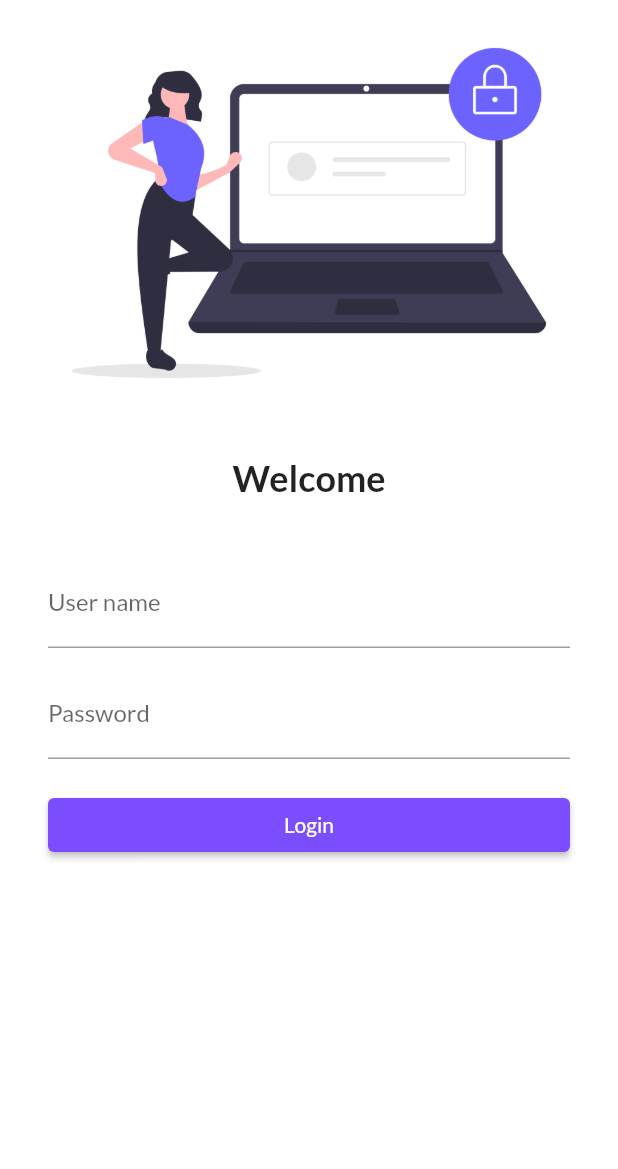
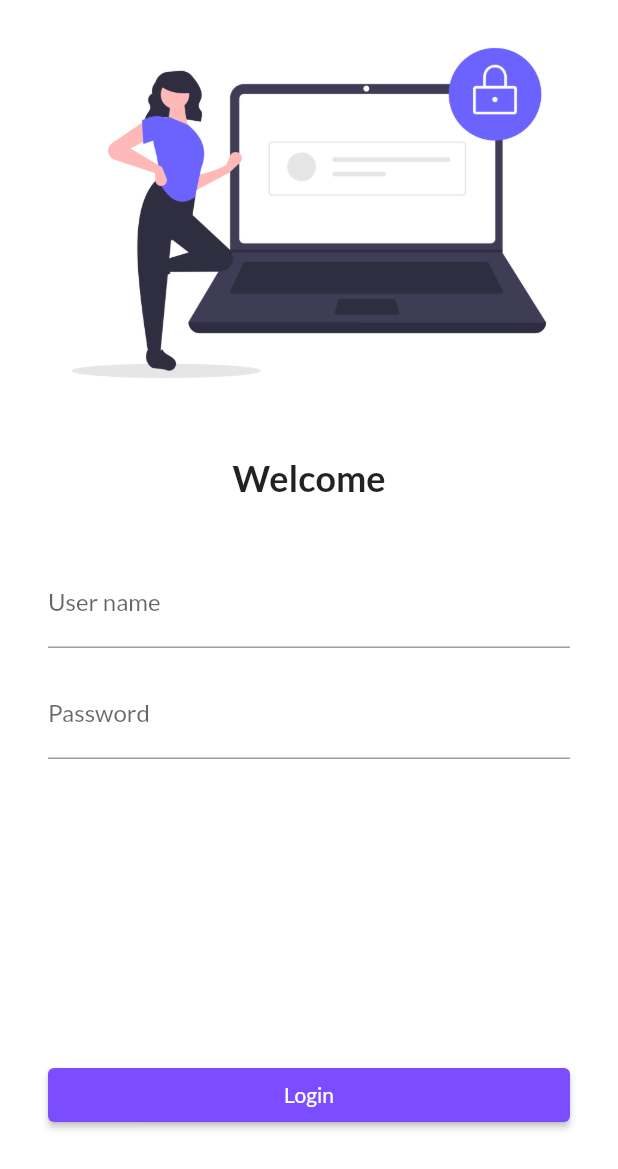
Before and after one commit to klloni/flutter_projects, a Flutter app: the screen it shows after launch, on a phone screen of 412 x 824 dp. Shown: the top 1169 px of the screen. Run offline on Flutter 3.47's test engine with Material 2 defaults, Android fonts, the phone set to English and light mode, and no system bars; our stand-ins replace google_fonts.

Commit message:
minor changes

```diff
--- a/lib/pages/Login_page.dart
+++ b/lib/pages/Login_page.dart
@@ -29,7 +29,7 @@ class LoginPage extends StatelessWidget {
                     obscureText: true,
                     decoration: const InputDecoration(
                         hintText: "Enter password", labelText: "Password")),
-                const SizedBox(height: 20),
+                const SizedBox(height: 200),
                 ElevatedButton(
                     style: ButtonStyle(
                         backgroundColor:
```
